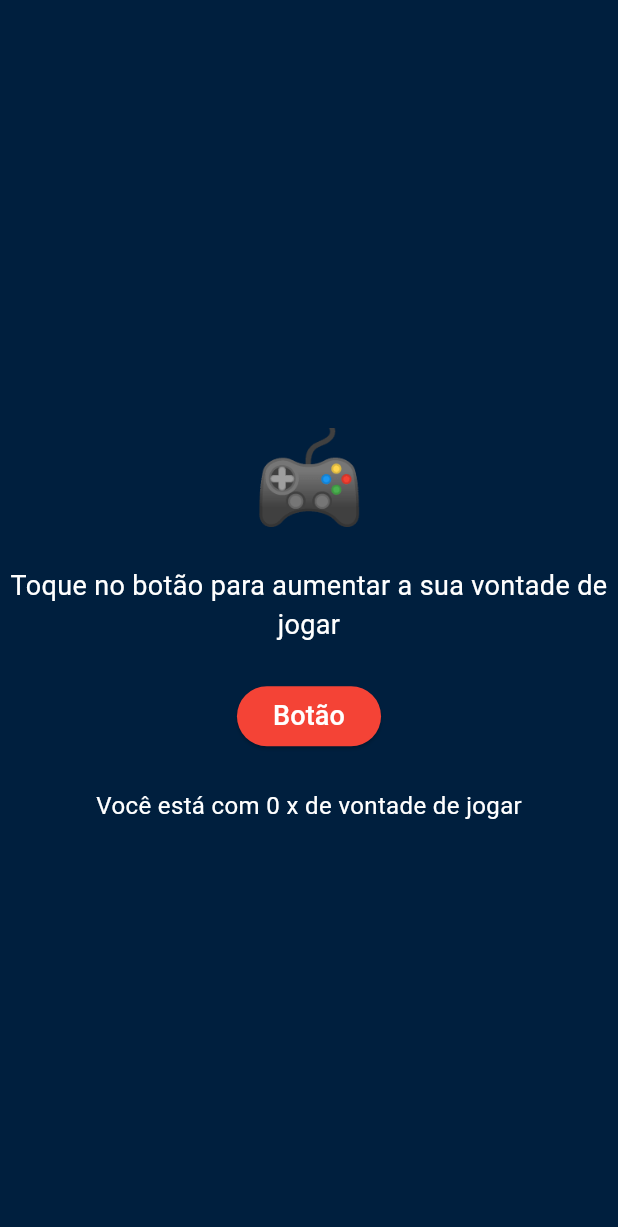
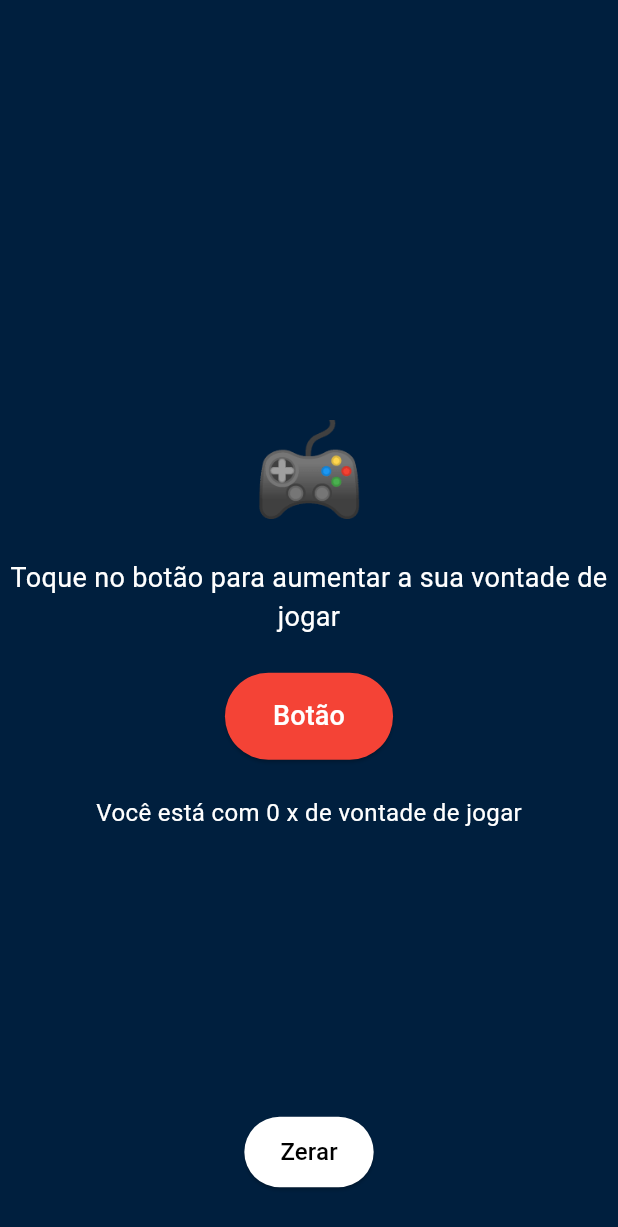
Before and after one commit to voidcg/contador3000, a Flutter app: the screen it shows after launch, on a phone screen of 412 x 824 dp. Shown: the top 1227 px of the screen. Run offline on Flutter 3.47's test engine with Material 3 defaults, Android fonts, the light colour scheme and no system bars.

Commit message:
adicionado o botão/função 'zerar' no app

```diff
--- a/lib/main.dart
+++ b/lib/main.dart
@@ -12,8 +12,8 @@ class Contador3000App extends StatelessWidget {
   Widget build(BuildContext context) {
     return MaterialApp(
       title: 'Contador 3000',
+      debugShowCheckedModeBanner: false, // Remove a faixa de debug
       home: const HomeScreen(), // Chama a tela inicial
-      debugShowCheckedModeBanner: false, // Remove a faixa de debug
     );
   }
 }
@@ -36,11 +36,21 @@ class _HomeScreenState extends State<HomeScreen> {
     });
   }
 
+  // Função que zera a vontade
+  void zerarVontade() {
+    setState(() {
+      vontade = 0;
+    });
+  }
+
   @override
   Widget build(BuildContext context) {
     return Scaffold(
       backgroundColor: const Color.fromARGB(255, 0, 31, 62), // Fundo azul escuro
-      body: Center(
+      body: Stack(
+        children: [
+          // Conteúdo central da tela
+          Center(
             child: Column(
               mainAxisAlignment: MainAxisAlignment.center,
               children: [
@@ -62,6 +72,10 @@ class _HomeScreenState extends State<HomeScreen> {
                   onPressed: aumentarVontade, // Chama a função ao clicar
                   style: ElevatedButton.styleFrom(
                     backgroundColor: Colors.red, // Botão vermelho
+                    padding: const EdgeInsets.symmetric(
+                      horizontal: 32,
+                      vertical: 16,
+                    ),
                   ),
                   child: const Text(
                     'Botão',
@@ -82,6 +96,32 @@ class _HomeScreenState extends State<HomeScreen> {
               ],
             ),
           ),
+          // Botão "Zerar" fixado na parte inferior central
+          Align(
+            alignment: Alignment.bottomCenter,
+            child: Padding(
+              padding: const EdgeInsets.only(bottom: 32),
+              child: ElevatedButton(
+                onPressed: zerarVontade, // Chama a função ao clicar
+                style: ElevatedButton.styleFrom(
+                  backgroundColor: Colors.white, // Cor branca
+                  padding: const EdgeInsets.symmetric(
+                    horizontal: 24,
+                    vertical: 12,
+                  ),
+                ),
+                child: const Text(
+                  'Zerar',
+                  style: TextStyle(
+                    color: Colors.black, // Texto preto
+                    fontSize: 16,
+                  ),
+                ),
+              ),
+            ),
+          ),
+        ],
+      ),
     );
   }
 }
```
Lines whose indentation alone changed are shown as unchanged.
